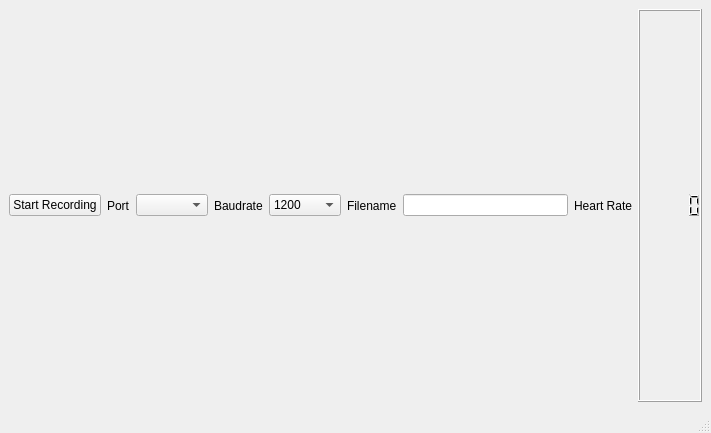
This is gui/ECG_Recorder.ui in ZuzannaL/ECG_Recorder as Qt 5 draws it before an edit. The edited form follows.
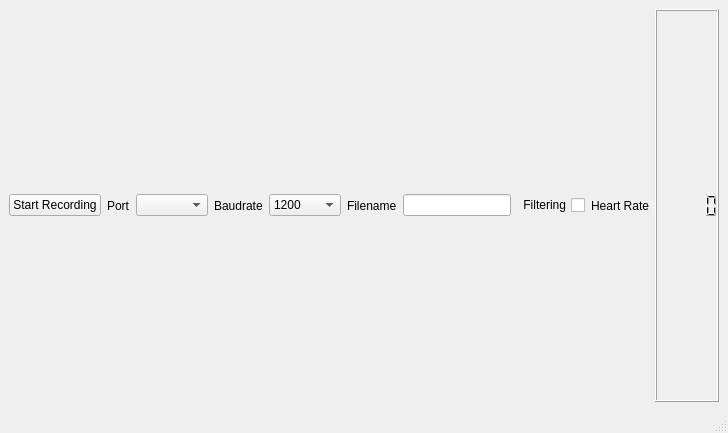
This is the edited form.

Commit message: Add handling turning on and off filtering from GUI

The edit to the form file:
```diff
--- a/gui/ECG_Recorder.ui
+++ b/gui/ECG_Recorder.ui
@@ -6,7 +6,7 @@
    <rect>
     <x>0</x>
     <y>0</y>
-    <width>711</width>
+    <width>716</width>
     <height>433</height>
    </rect>
   </property>
@@ -123,6 +123,16 @@
         </property>
        </widget>
       </item>
+      <item>
+       <widget class="QCheckBox" name="checkBox_filtering">
+        <property name="layoutDirection">
+         <enum>Qt::RightToLeft</enum>
+        </property>
+        <property name="text">
+         <string>Filtering</string>
+        </property>
+       </widget>
+      </item>
       <item>
        <widget class="QLabel" name="label_HR">
         <property name="text">
```
Left out of the diff: 2 changed lines with no effect on the pictures. The commit also changes 3 other files.
